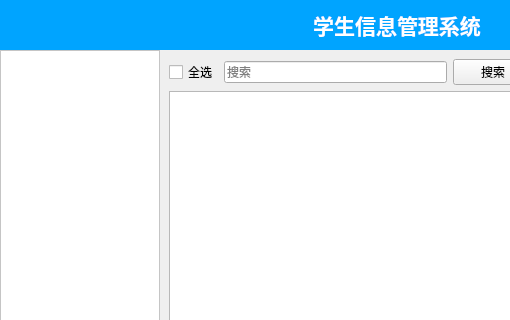
Xzhaohao/qt-student, file views/main/MainWindow.ui: the form before one commit; both pictures show x 0 to 510 and y 0 to 320 of the 800 by 600 pixel window.
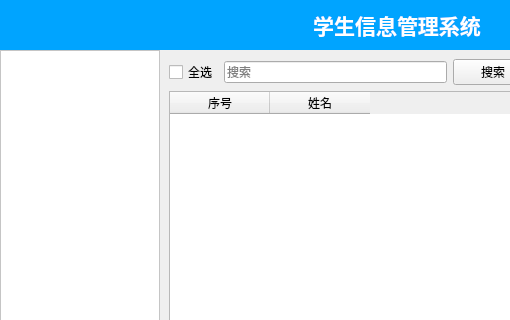
The form after the commit. The open tabs and pages were chosen to show the change. Icons and pictures are not drawn.

The edit to the form file:
```diff
--- a/views/main/MainWindow.ui
+++ b/views/main/MainWindow.ui
@@ -223,7 +223,18 @@
          </widget>
         </item>
         <item row="1" column="0" colspan="6">
-         <widget class="QTableWidget" name="tableWidget"/>
+         <widget class="QTableWidget" name="tableWidget">
+          <column>
+           <property name="text">
+            <string>序号</string>
+           </property>
+          </column>
+          <column>
+           <property name="text">
+            <string>姓名</string>
+           </property>
+          </column>
+         </widget>
         </item>
        </layout>
       </widget>
```
Left out of the diff: 2 changed lines with no effect on the pictures.
